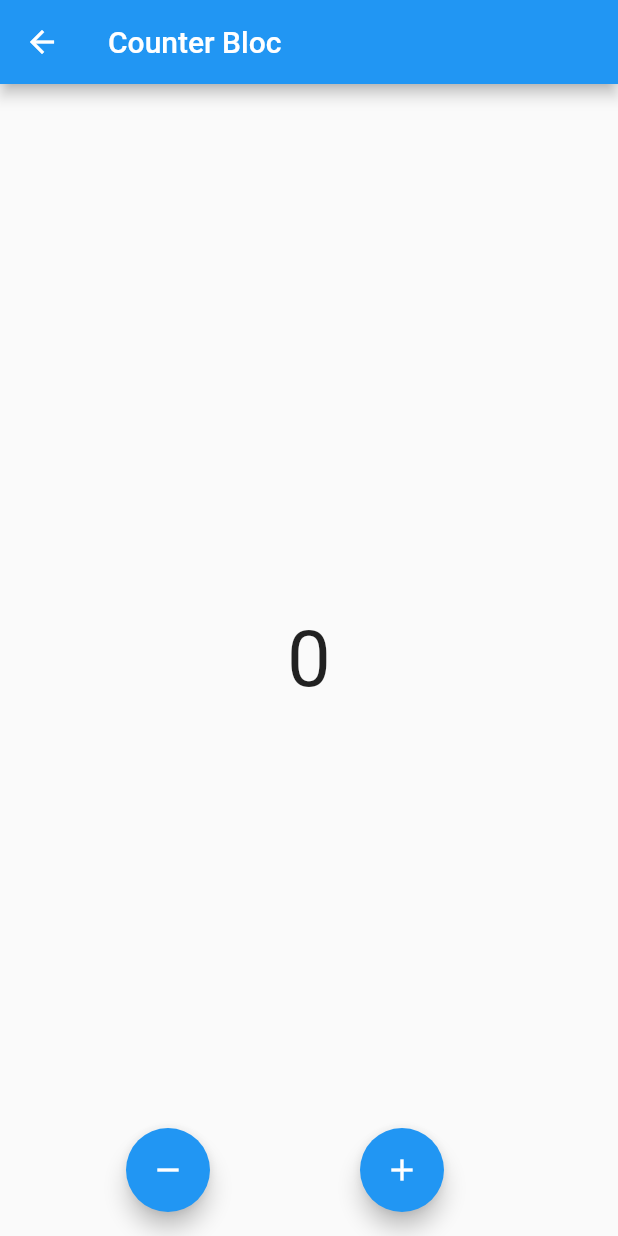
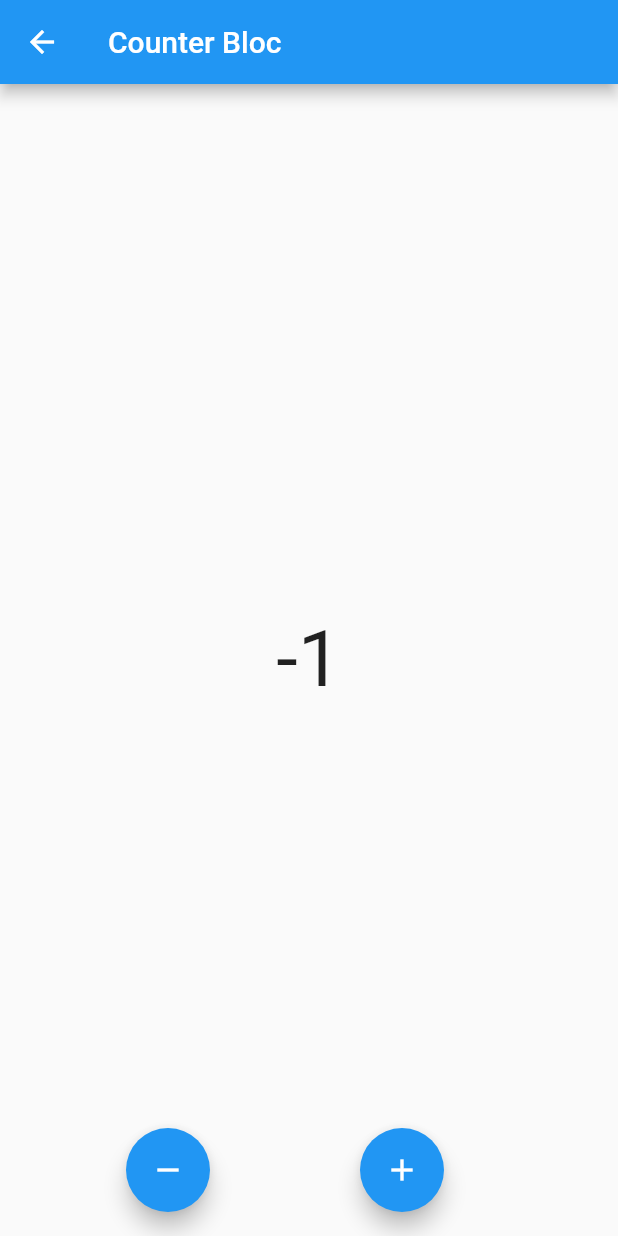
Before and after one commit to mshivkumar/flutter_bloc, a Flutter app: the CounterBlocHomePage screen opened by its route, after a tap on the "remove" icon, on a phone screen of 412 x 824 dp. Run offline on Flutter 3.47's test engine with Material 2 defaults, Android fonts, the phone set to English and light mode, and no system bars; our stand-ins replace bloc, equatable, flutter_bloc.

Commit message:
added counter bloc app

```diff
--- a/lib/Counter-Bloc/screens/counter_bloc_home_page.dart
+++ b/lib/Counter-Bloc/screens/counter_bloc_home_page.dart
@@ -1,4 +1,7 @@
 import 'package:flutter/material.dart';
+import 'package:flutter_bloc/flutter_bloc.dart';
+
+import '../bloc/counter/counter_bloc.dart';
 
 class CounterBlocHomePage extends StatelessWidget {
   static const routeName = '/counter-bloc-home-page';
@@ -11,10 +14,10 @@ class CounterBlocHomePage extends StatelessWidget {
       appBar: AppBar(
         title: const Text('Counter Bloc'),
       ),
-      body: const Center(
+      body: Center(
         child: Text(
-          '0',
-          style: TextStyle(fontSize: 52),
+          '${context.watch<CounterBloc>().state.counter}',
+          style: const TextStyle(fontSize: 52),
         ),
       ),
       floatingActionButton: Row(
@@ -22,11 +25,15 @@ class CounterBlocHomePage extends StatelessWidget {
           mainAxisAlignment: MainAxisAlignment.spaceEvenly,
           children: [
             FloatingActionButton(
-              onPressed: () {},
+              onPressed: () {
+                context.read<CounterBloc>().add(DecrementCounterEvent());
+              },
               child: const Icon(Icons.remove),
             ),
             FloatingActionButton(
-              onPressed: () {},
+              onPressed: () {
+                context.read<CounterBloc>().add(IncrementCounterEvent());
+              },
               child: const Icon(Icons.add),
             )
           ]),
```
Also changed, not shown: lib/Counter-Bloc/bloc/counter/counter_bloc.dart (+4 -4 lines), lib/main.dart (+6 -2 lines).
